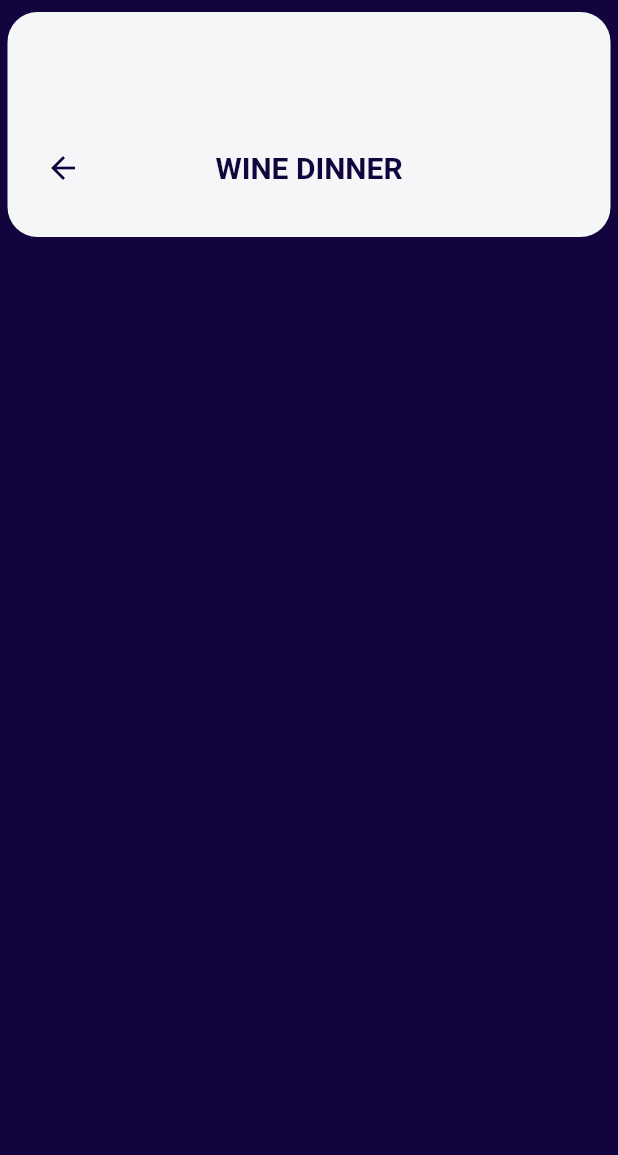
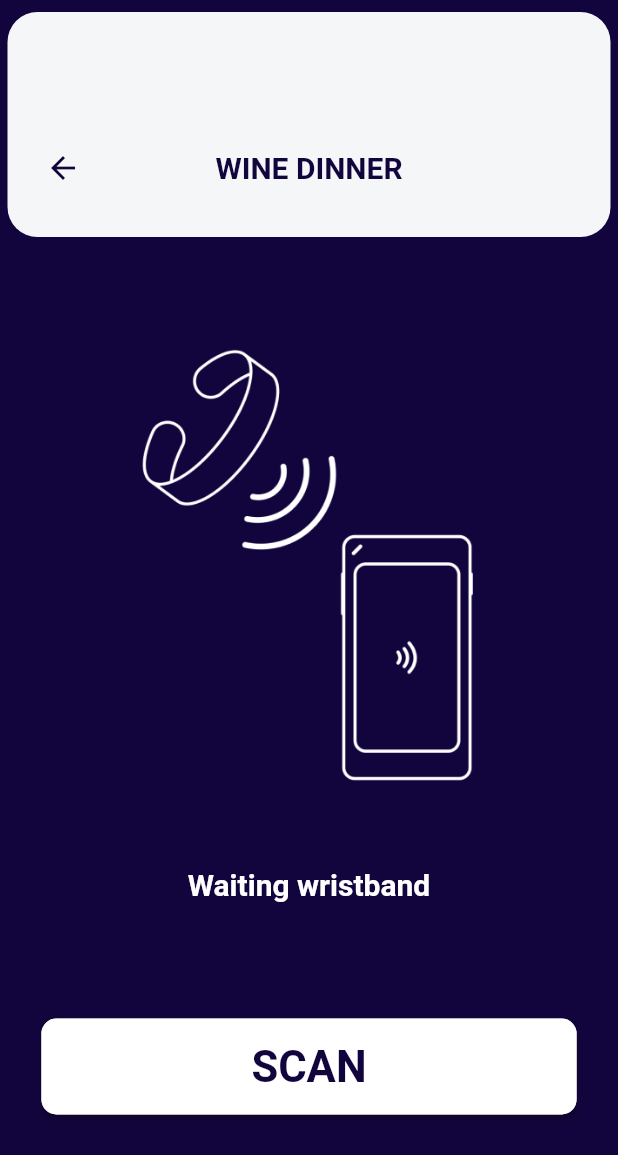
Before and after one commit to ucmonks/Events_access, a Flutter app: the WineDinner screen opened directly, on a phone screen of 412 x 824 dp. Shown: the top 1155 px of the screen. Run offline on Flutter 3.47's test engine with Material 2 defaults, Android fonts, the phone set to English and light mode, and no system bars.

Commit message:
screen 4 added

```diff
--- a/lib/Screen4.dart
+++ b/lib/Screen4.dart
@@ -49,7 +49,21 @@ class WineDinner extends StatelessWidget {
                   ),
                 )
               ],
-            )
+            ),
+            SizedBox(
+              height: 70,
+            ),
+            SizedBox(
+              height: 300,
+              child: Image.asset("assets/images/bandphn.png")),
+            SizedBox(
+              height: 50,
+            ),
+            Text("Waiting wristband",style: TextStyle(fontSize: 20,color: Colors.white,fontWeight: FontWeight.w600),),
+            SizedBox(
+              height: 70,
+            ),
+             button(context),
           ],
         ),
       ),
@@ -57,5 +71,38 @@ class WineDinner extends StatelessWidget {
   }
 }
 
+  Padding button(BuildContext context) {
+    return Padding(
+      padding: const EdgeInsets.all(8.0),
+      child: RaisedButton(
+        textColor: Colors.white,
+        shape: RoundedRectangleBorder(
+            borderRadius: new BorderRadius.circular(10.0)),
+        padding: EdgeInsets.all(0.0),
+        child: Container(
+          decoration: BoxDecoration(
+            borderRadius: BorderRadius.all(Radius.circular(10)),
+
+              color: Colors.white,
+
+          ),
+          child: Text(
+            "SCAN",
+            style: TextStyle(fontSize: 29,color: AppbarCol, fontWeight: FontWeight.w600),
+          ),
+          padding: EdgeInsets.symmetric(horizontal: 140, vertical: 15.0),
+        ),
+        onPressed: () {
+          print("pressed ");
+          Navigator.push(
+                        context,
+                        MaterialPageRoute(builder: (context) => WineDinner()),
+                      );
+        },
+      ),
+    );
+  }
+
+
 const AppbarCol = Color(0xFF12053d);
 const BackgrndCol = Color(0xFFf5f6f8);
```
Also changed, not shown: assets/images/bandphn.png (added).
